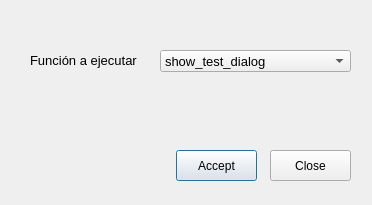
Before: the Qt Designer form core/ui/my_toolbar/dlg_button_7.ui in Giswater/gw_example_plugin, drawn with Qt 5.
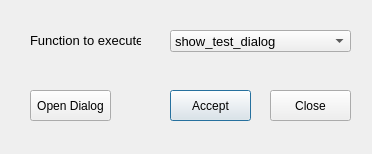
After: the same form once the commit is applied.

The edit to the form file:
```diff
--- a/core/ui/my_toolbar/dlg_button_7.ui
+++ b/core/ui/my_toolbar/dlg_button_7.ui
@@ -7,7 +7,7 @@
     <x>0</x>
     <y>0</y>
     <width>372</width>
-    <height>205</height>
+    <height>154</height>
    </rect>
   </property>
   <property name="windowTitle">
@@ -16,8 +16,8 @@
   <widget class="QPushButton" name="btn_accept">
    <property name="geometry">
     <rect>
-     <x>176</x>
-     <y>150</y>
+     <x>170</x>
+     <y>90</y>
      <width>81</width>
      <height>31</height>
     </rect>
@@ -30,7 +30,7 @@
    <property name="geometry">
     <rect>
      <x>270</x>
-     <y>150</y>
+     <y>90</y>
      <width>81</width>
      <height>31</height>
     </rect>
@@ -42,9 +42,9 @@
   <widget class="QComboBox" name="cbo_function">
    <property name="geometry">
     <rect>
-     <x>160</x>
-     <y>50</y>
-     <width>191</width>
+     <x>170</x>
+     <y>30</y>
+     <width>181</width>
      <height>22</height>
     </rect>
    </property>
@@ -68,7 +68,7 @@
    <property name="geometry">
     <rect>
      <x>30</x>
-     <y>50</y>
+     <y>30</y>
      <width>111</width>
      <height>21</height>
     </rect>
@@ -79,7 +79,20 @@
     </font>
    </property>
    <property name="text">
-    <string>Función a ejecutar</string>
+    <string>Function to execute</string>
+   </property>
+  </widget>
+  <widget class="QPushButton" name="btn_open_dialog">
+   <property name="geometry">
+    <rect>
+     <x>30</x>
+     <y>90</y>
+     <width>81</width>
+     <height>31</height>
+    </rect>
+   </property>
+   <property name="text">
+    <string>Open Dialog</string>
    </property>
   </widget>
  </widget>
```
Left out of the diff: 2 changed lines with no effect on the pictures.
